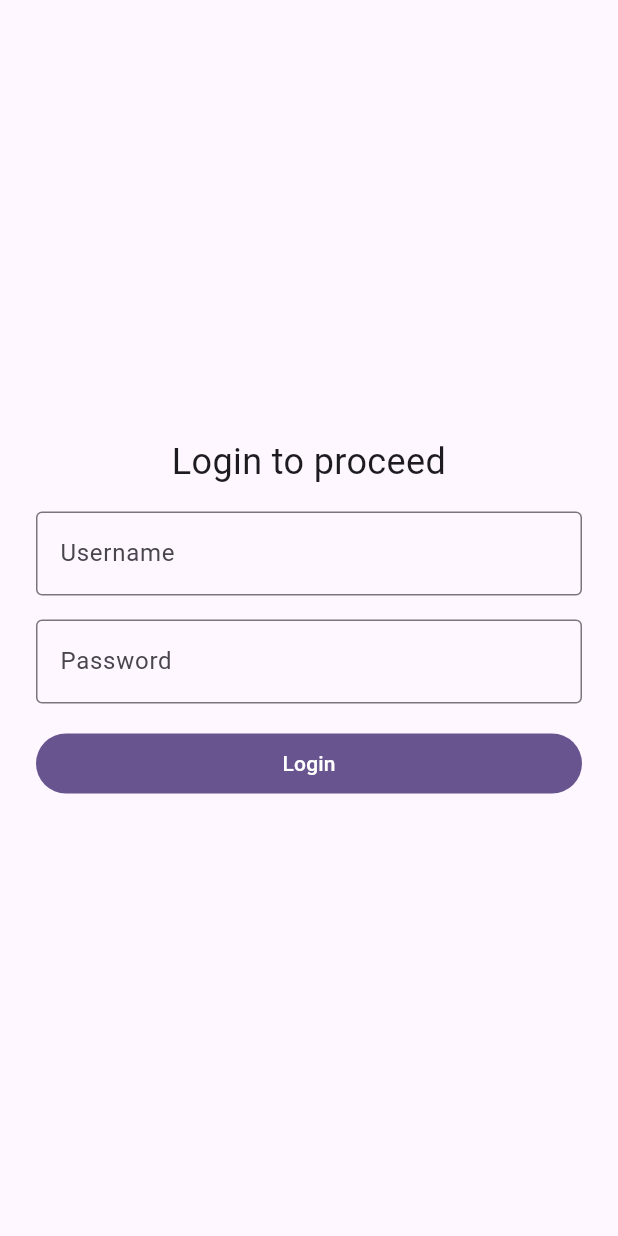
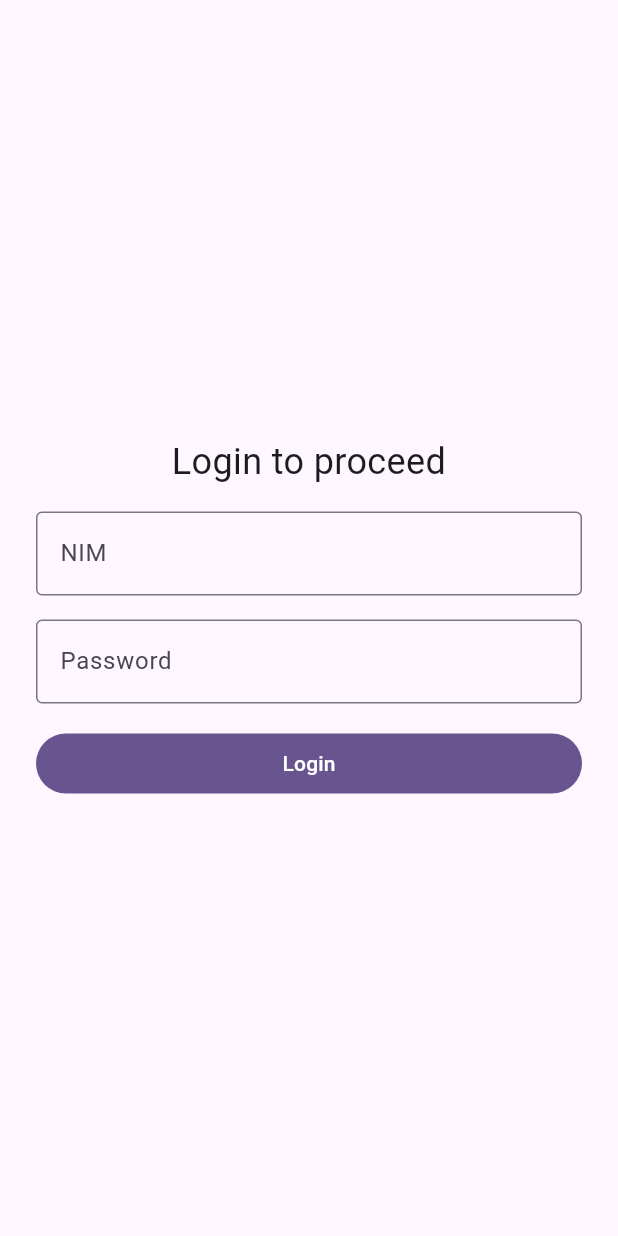
Before and after one commit to agunghabu/uas_pam_laporin, a Flutter app: the screen it shows after launch, on a phone screen of 412 x 824 dp. Run offline on Flutter 3.47's test engine with Material 3 defaults, Android fonts, the light colour scheme and no system bars.

Commit message:
change login tf label

```diff
--- a/lib/pages/login.dart
+++ b/lib/pages/login.dart
@@ -20,7 +20,7 @@ class Login extends StatelessWidget {
             SizedBox(height: 16),
             TextField(
               decoration: InputDecoration(
-                labelText: 'Username',
+                labelText: 'NIM',
                 border: OutlineInputBorder(),
               ),
             ),
```
